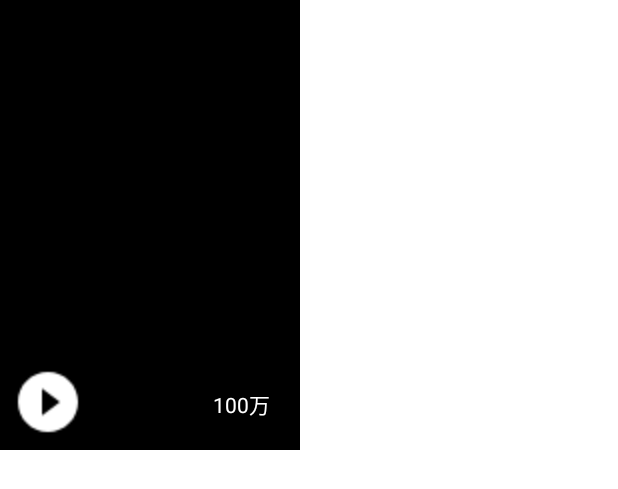
After one commit to dtt111/qxy, an Android app: the layout personal_page_works.xml on its own in the app's theme, with its tools: preview values and no code run, on a phone screen of 412 x 824 dp. The commit adds this screen. Shown: the top 489 px of the screen. Run offline under Robolectric (Android 15) with nearby library versions, the phone set to English and light mode, and no system bars.

Commit message:
个人界面：下半部分

```diff
--- a/myapplication/src/main/AndroidManifest.xml
+++ b/myapplication/src/main/AndroidManifest.xml
@@ -16,7 +16,7 @@
         <!--            android:exported="false"-->
         <!--            android:label="@string/title_activity_personal_page"-->
         <!--            android:theme="@style/Theme.Qxy.Fullscreen" />-->
-    <activity android:name=".ArtsActivity"
+    <activity android:name=".personal_page"
         android:exported="true">
         <intent-filter>
             <action android:name="android.intent.action.MAIN"/>
--- /dev/null
+++ b/myapplication/src/main/res/drawable/ic_baseline_play_circle_filled_24.xml
@@ -0,0 +1,5 @@
+<vector android:height="24dp" android:tint="#FFFFFF"
+    android:viewportHeight="24" android:viewportWidth="24"
+    android:width="24dp" xmlns:android="http://schemas.android.com/apk/res/android">
+    <path android:fillColor="@android:color/white" android:pathData="M12,2C6.48,2 2,6.48 2,12s4.48,10 10,10 10,-4.48 10,-10S17.52,2 12,2zM10,16.5v-9l6,4.5 -6,4.5z"/>
+</vector>
--- /dev/null
+++ b/myapplication/src/main/res/drawable/ic_baseline_shopping_cart_24.xml
@@ -0,0 +1,5 @@
+<vector android:height="24dp" android:tint="#000000"
+    android:viewportHeight="24" android:viewportWidth="24"
+    android:width="24dp" xmlns:android="http://schemas.android.com/apk/res/android">
+    <path android:fillColor="@android:color/white" android:pathData="M7,18c-1.1,0 -1.99,0.9 -1.99,2S5.9,22 7,22s2,-0.9 2,-2 -0.9,-2 -2,-2zM1,2v2h2l3.6,7.59 -1.35,2.45c-0.16,0.28 -0.25,0.61 -0.25,0.96 0,1.1 0.9,2 2,2h12v-2L7.42,15c-0.14,0 -0.25,-0.11 -0.25,-0.25l0.03,-0.12 0.9,-1.63h7.45c0.75,0 1.41,-0.41 1.75,-1.03l3.58,-6.49c0.08,-0.14 0.12,-0.31 0.12,-0.48 0,-0.55 -0.45,-1 -1,-1L5.21,4l-0.94,-2L1,2zM17,18c-1.1,0 -1.99,0.9 -1.99,2s0.89,2 1.99,2 2,-0.9 2,-2 -0.9,-2 -2,-2z"/>
+</vector>
--- /dev/null
+++ b/myapplication/src/main/res/layout/personal_page_works.xml
@@ -0,0 +1,35 @@
+<?xml version="1.0" encoding="utf-8"?>
+<RelativeLayout xmlns:android="http://schemas.android.com/apk/res/android"
+    android:layout_width="wrap_content"
+    android:layout_height="wrap_content">
+
+    <ImageView
+        android:id="@+id/iv_main"
+        android:layout_width="200dp"
+        android:layout_height="300dp"
+        android:src="@color/black">
+
+    </ImageView>
+
+    <ImageView
+        android:padding="20dp"
+        android:layout_width="wrap_content"
+        android:scaleX="2"
+        android:scaleY="2"
+        android:layout_height="wrap_content"
+        android:src="@drawable/ic_baseline_play_circle_filled_24"
+        android:layout_alignBottom="@+id/iv_main"
+        ></ImageView>
+    <TextView
+        android:padding="20dp"
+        android:id="@+id/tv_playnum"
+        android:text="100万"
+        android:layout_alignBottom="@+id/iv_main"
+        android:layout_alignRight="@+id/iv_main"
+        android:textColor="@color/white"
+        android:layout_width="wrap_content"
+        android:layout_height="wrap_content">
+
+    </TextView>
+
+</RelativeLayout>
--- a/myapplication/src/main/res/values/colors.xml
+++ b/myapplication/src/main/res/values/colors.xml
@@ -14,4 +14,5 @@
     <color name="black_overlay">#66000000</color>
     <color name="red">#FFFF0000</color>
     <color name="gray">#808080</color>
+    <color name="textcolor">#757575</color>
 </resources>
```
Also changed, not shown: myapplication/src/main/java/com/qxy/guanfang2/personal_page.java (+8 -0 lines), myapplication/src/main/res/layout/personal_page.xml (+155 -2 lines).
